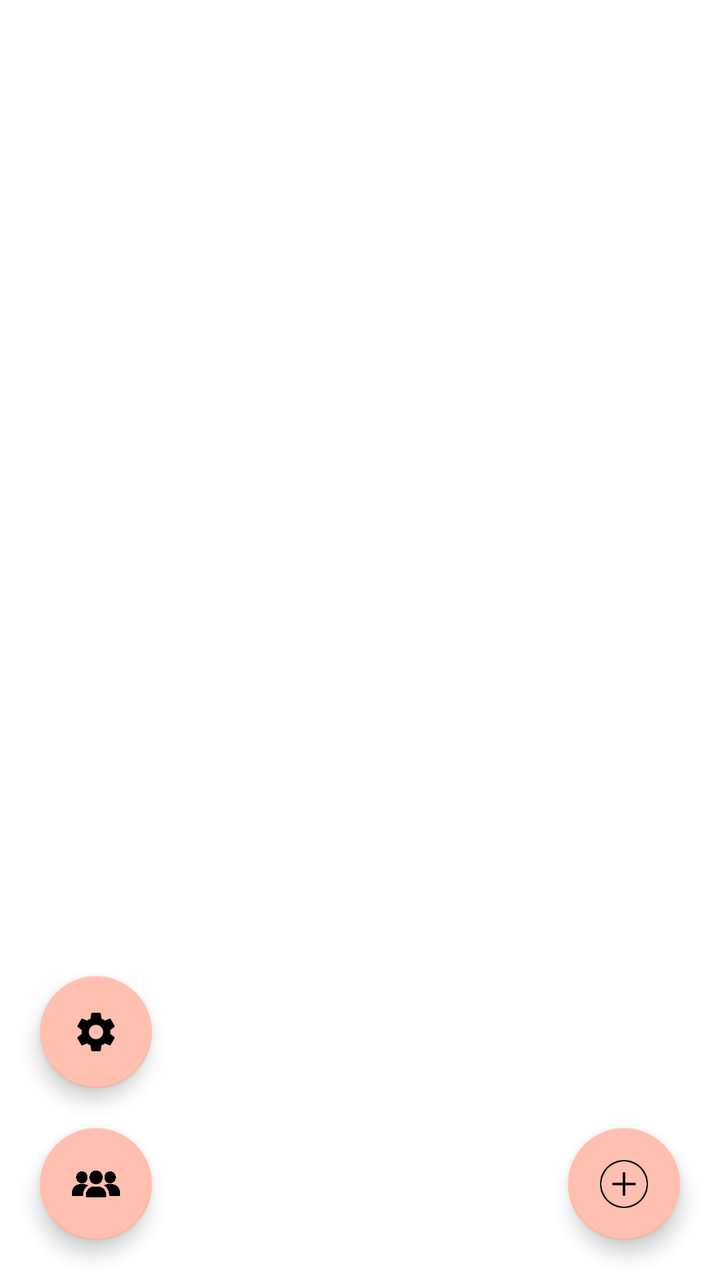
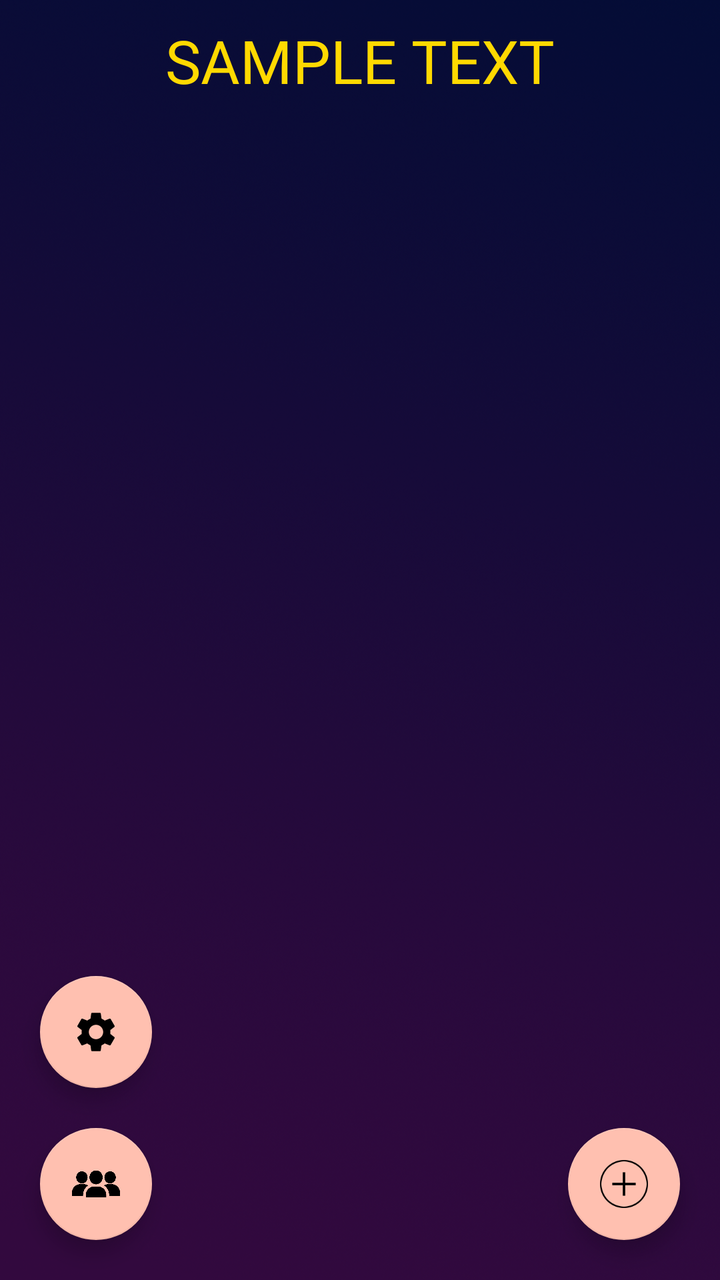

The first picture is an Android layout as it rendered before a commit; the second is the same layout after the commit. The layout source and the unified diff follow.
<!-- AndroidManifest.xml: activity theme Theme.Tasqr_NoToolBar -->
<!-- res/layout/activity_subtasks.xml -->
<?xml version="1.0" encoding="utf-8"?>
<RelativeLayout
    xmlns:android="http://schemas.android.com/apk/res/android"
    xmlns:app="http://schemas.android.com/apk/res-auto"
    android:layout_width="match_parent"
    android:layout_height="match_parent">

   <ListView
       android:id="@+id/subTaskList"
       android:layout_width="match_parent"
       android:layout_height="match_parent"
       android:choiceMode="multipleChoice"/>

   <androidx.constraintlayout.widget.ConstraintLayout
       android:layout_width="match_parent"
       android:layout_height="match_parent">

      <com.google.android.material.floatingactionbutton.FloatingActionButton
          android:id="@+id/addSubTaskButton"
          android:layout_width="wrap_content"
          android:layout_height="wrap_content"
          android:layout_marginEnd="20dp"
          android:layout_marginBottom="20dp"
          app:layout_constraintBottom_toBottomOf="parent"
          app:layout_constraintEnd_toEndOf="parent"
          app:srcCompat="@drawable/addprojectbutton"
          app:backgroundTint="@color/text_color"
          app:rippleColor="@color/tasqr_yellow"/>

      <com.google.android.material.floatingactionbutton.FloatingActionButton
          android:id="@+id/workerListButton"
          android:layout_width="wrap_content"
          android:layout_height="wrap_content"
          android:layout_marginStart="20dp"
          android:layout_marginBottom="20dp"
          app:backgroundTint="@color/text_color"
          app:layout_constraintBottom_toBottomOf="parent"
          app:layout_constraintStart_toStartOf="parent"
          app:rippleColor="@color/tasqr_yellow"
          app:srcCompat="@drawable/people" />

      <com.google.android.material.floatingactionbutton.FloatingActionButton
          android:id="@+id/workerSettingsButton"
          android:layout_width="wrap_content"
          android:layout_height="wrap_content"
          android:layout_marginStart="20dp"
          android:layout_marginBottom="20dp"
          app:backgroundTint="@color/text_color"
          app:layout_constraintBottom_toTopOf="@id/workerListButton"
          app:layout_constraintStart_toStartOf="parent"
          app:rippleColor="@color/tasqr_yellow"
          app:srcCompat="@drawable/ic_baseline_settings_24" />

      <Button
          android:id="@+id/saveSubTaskChangesButton"
          android:layout_width="wrap_content"
          android:layout_height="wrap_content"
          android:layout_marginBottom="20dp"
          android:backgroundTint="@color/tasqr_purple"
          android:text="SAVE CHANGES"
          android:textColor="@color/alt_text_color"
          app:layout_constraintBottom_toBottomOf="parent"
          app:layout_constraintEnd_toEndOf="parent"
          app:layout_constraintStart_toStartOf="parent"
          android:visibility="gone"/>

   </androidx.constraintlayout.widget.ConstraintLayout>

</RelativeLayout>
<!-- resources referenced by this layout -->
<resources>
  <color name="alt_text_color">#FFF2DC</color>
  <color name="tasqr_purple">#30093D</color>
  <color name="tasqr_yellow">#FFD900</color>
  <color name="text_color">#FFC0B0</color>
  <!-- drawable addprojectbutton: png bitmap (drawable, 3194 bytes) -->
  <!-- drawable ic_baseline_settings_24 (drawable) -->
  <vector xmlns:android="http://schemas.android.com/apk/res/android"
      android:width="24dp"
      android:height="24dp"
      android:viewportWidth="24"
      android:viewportHeight="24"
      android:tint="?attr/colorControlNormal">
    <path
        android:fillColor="@android:color/white"
        android:pathData="M19.14,12.94c0.04,-0.3 0.06,-0.61 0.06,-0.94c0,-0.32 -0.02,-0.64 -0.07,-0.94l2.03,-1.58c0.18,-0.14 0.23,-0.41 0.12,-0.61l-1.92,-3.32c-0.12,-0.22 -0.37,-0.29 -0.59,-0.22l-2.39,0.96c-0.5,-0.38 -1.03,-0.7 -1.62,-0.94L14.4,2.81c-0.04,-0.24 -0.24,-0.41 -0.48,-0.41h-3.84c-0.24,0 -0.43,0.17 -0.47,0.41L9.25,5.35C8.66,5.59 8.12,5.92 7.63,6.29L5.24,5.33c-0.22,-0.08 -0.47,0 -0.59,0.22L2.74,8.87C2.62,9.08 2.66,9.34 2.86,9.48l2.03,1.58C4.84,11.36 4.8,11.69 4.8,12s0.02,0.64 0.07,0.94l-2.03,1.58c-0.18,0.14 -0.23,0.41 -0.12,0.61l1.92,3.32c0.12,0.22 0.37,0.29 0.59,0.22l2.39,-0.96c0.5,0.38 1.03,0.7 1.62,0.94l0.36,2.54c0.05,0.24 0.24,0.41 0.48,0.41h3.84c0.24,0 0.44,-0.17 0.47,-0.41l0.36,-2.54c0.59,-0.24 1.13,-0.56 1.62,-0.94l2.39,0.96c0.22,0.08 0.47,0 0.59,-0.22l1.92,-3.32c0.12,-0.22 0.07,-0.47 -0.12,-0.61L19.14,12.94zM12,15.6c-1.98,0 -3.6,-1.62 -3.6,-3.6s1.62,-3.6 3.6,-3.6s3.6,1.62 3.6,3.6S13.98,15.6 12,15.6z"/>
  </vector>
  <!-- drawable people: png bitmap (drawable, 13078 bytes) -->
  <style name="Theme.Tasqr_NoToolBar" parent="Theme.MaterialComponents.Light.NoActionBar">
          
          <item name="colorPrimary">@color/tasqr_yellow</item>
          <item name="colorPrimaryVariant">@color/purple_700</item>
          <item name="colorOnPrimary">@color/white</item>
          
          <item name="colorSecondary">@color/teal_200</item>
          <item name="colorSecondaryVariant">@color/teal_700</item>
          <item name="colorOnSecondary">@color/black</item>
          
          <item name="android:statusBarColor">@color/status_bar_color</item>
          
      </style>
  <color name="purple_700">#FF3700B3</color>
  <color name="white">#FFFFFFFF</color>
  <color name="teal_200">#FF03DAC5</color>
  <color name="teal_700">#FF018786</color>
  <color name="black">#FF000000</color>
  <color name="status_bar_color">#070C36</color>
</resources>

<!-- the commit's change to res/layout/activity_subtasks.xml (unified diff, before → after) -->
@@ -3,13 +3,25 @@
     xmlns:android="http://schemas.android.com/apk/res/android"
     xmlns:app="http://schemas.android.com/apk/res-auto"
     android:layout_width="match_parent"
-    android:layout_height="match_parent">
+    android:layout_height="match_parent"
+    android:background="@drawable/backgroundlogin">
+
+   <TextView
+       android:id="@+id/taskName"
+       android:layout_width="wrap_content"
+       android:layout_height="wrap_content"
+       android:textSize="30dp"
+       android:textColor="@color/tasqr_yellow"
+       android:text="SAMPLE TEXT"
+       android:layout_centerHorizontal="true"
+       android:layout_marginTop="10dp"/>
 
    <ListView
        android:id="@+id/subTaskList"
        android:layout_width="match_parent"
        android:layout_height="match_parent"
-       android:choiceMode="multipleChoice"/>
+       android:choiceMode="multipleChoice"
+       android:layout_below="@id/taskName"/>
 
    <androidx.constraintlayout.widget.ConstraintLayout
        android:layout_width="match_parent"
@@ -56,9 +68,9 @@
           android:layout_width="wrap_content"
           android:layout_height="wrap_content"
           android:layout_marginBottom="20dp"
-          android:backgroundTint="@color/tasqr_purple"
+          android:backgroundTint="@color/tasqr_yellow"
           android:text="SAVE CHANGES"
-          android:textColor="@color/alt_text_color"
+          android:textColor="@color/tasqr_purple"
           app:layout_constraintBottom_toBottomOf="parent"
           app:layout_constraintEnd_toEndOf="parent"
           app:layout_constraintStart_toStartOf="parent"
<!-- resource entries referenced after the edit -->
@@ -1,10 +1,10 @@
 <!-- resources referenced by this layout -->
 <resources>
-  <color name="alt_text_color">#FFF2DC</color>
   <color name="tasqr_purple">#30093D</color>
   <color name="tasqr_yellow">#FFD900</color>
   <color name="text_color">#FFC0B0</color>
   <!-- drawable addprojectbutton: png bitmap (drawable, 3194 bytes) -->
+  <!-- drawable backgroundlogin: jpg bitmap (drawable, 9335 bytes) -->
   <!-- drawable ic_baseline_settings_24 (drawable) -->
   <vector xmlns:android="http://schemas.android.com/apk/res/android"
       android:width="24dp"
